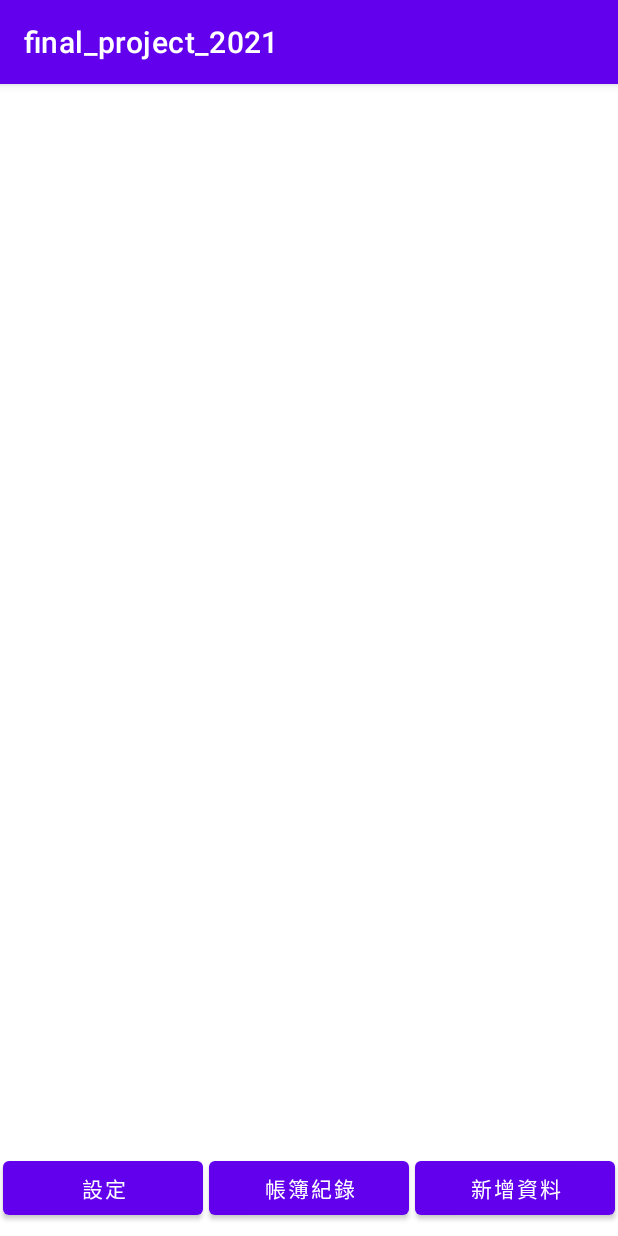
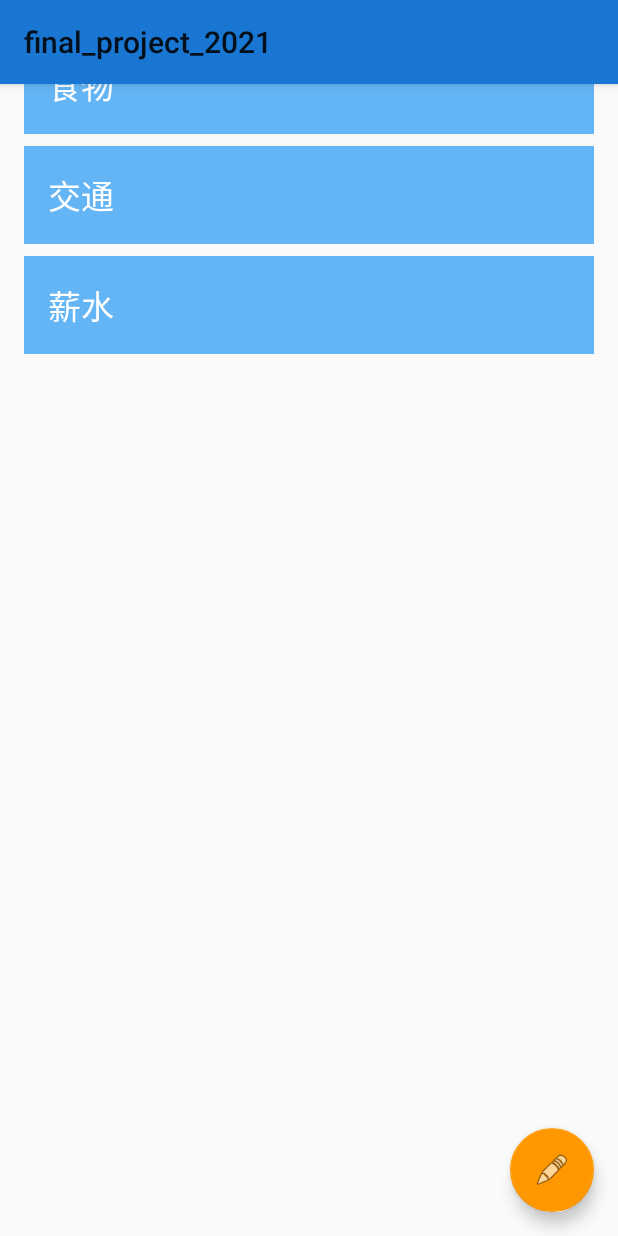
Before and after one commit to IBOTIAndy/109_2Android_final, an Android app: the screen it shows after launch (MainActivity), on a phone screen of 412 x 824 dp. Run offline under Robolectric (Android 15) with nearby library versions, the light colour scheme and no system bars; our stand-ins replace Room's generated code.

Commit message:
Can work now.

```diff
--- a/app/src/main/java/com/bot/final_project_2021/Database/Money.java
+++ b/app/src/main/java/com/bot/final_project_2021/Database/Money.java
@@ -1,8 +1,8 @@
 package com.bot.final_project_2021.Database;
 
-import android.arch.persistence.room.ColumnInfo;
-import android.arch.persistence.room.Entity;
-import android.arch.persistence.room.PrimaryKey;
+import androidx.room.ColumnInfo;
+import androidx.room.Entity;
+import androidx.room.PrimaryKey;
 
 import androidx.annotation.NonNull;
 
--- a/app/src/main/java/com/bot/final_project_2021/Database/MoneyListAdapter.java
+++ b/app/src/main/java/com/bot/final_project_2021/Database/MoneyListAdapter.java
@@ -25,7 +25,7 @@ public class MoneyListAdapter extends RecyclerView.Adapter<MoneyListAdapter.Mone
     private final LayoutInflater mInflater;
     private List<Money> mMoneys;
 
-    MoneyListAdapter(Context context){ mInflater = LayoutInflater.from(context); }
+    public MoneyListAdapter(Context context){ mInflater = LayoutInflater.from(context); }
 
     @Override
     public MoneyViewHolder onCreateViewHolder(ViewGroup parent, int viewType){
@@ -33,12 +33,12 @@ public class MoneyListAdapter extends RecyclerView.Adapter<MoneyListAdapter.Mone
         return new MoneyViewHolder(itemView);
     }
 
-    @Override public void onBindViewHolder(MoneyViewHolder holder, int position){
+    @Override public void onBindViewHolder(MoneyViewHolder holder, int position){   //設定recyclerview item
         Money current = mMoneys.get(position);
-        holder.moneyItemView.setText(current.getMoney());
+        holder.moneyItemView.setText(current.getTag());
     }
 
-    void setMoneys(List<Money> moneys){
+    public void setMoneys(List<Money> moneys){
         mMoneys = moneys;
         notifyDataSetChanged();
     }
--- a/app/src/main/java/com/bot/final_project_2021/Database/MoneyRoomDatabase.java
+++ b/app/src/main/java/com/bot/final_project_2021/Database/MoneyRoomDatabase.java
@@ -1,9 +1,9 @@
 package com.bot.final_project_2021.Database;
 
-import android.arch.persistence.db.SupportSQLiteDatabase;
-import android.arch.persistence.room.Database;
-import android.arch.persistence.room.Room;
-import android.arch.persistence.room.RoomDatabase;
+import androidx.sqlite.db.SupportSQLiteDatabase;
+import androidx.room.Database;
+import androidx.room.Room;
+import androidx.room.RoomDatabase;
 import android.content.Context;
 import android.os.AsyncTask;
 
@@ -56,7 +56,7 @@ public abstract class MoneyRoomDatabase extends RoomDatabase {
         protected Void doInBackground(final Void... params){
             mDao.deleteAll();
 
-            for(i=0; i<= mYear.length - 1; i++){
+            for(i=0; i<= mTag.length - 1; i++){
                 Money money = new Money(mYear[i], mMonth[i], mDay[i], mTag[i], mMoney[i], mType[i], mText[i]);
                 mDao.insert(money);
             }
--- a/app/src/main/java/com/bot/final_project_2021/Database/MoneyViewModel.java
+++ b/app/src/main/java/com/bot/final_project_2021/Database/MoneyViewModel.java
@@ -17,7 +17,7 @@ public class MoneyViewModel extends AndroidViewModel {
         mAllMoneys = mRepository.getAllMoneys();
     }
 
-    LiveData<List<Money>> getAllMoneys() { return mAllMoneys; }
+    public LiveData<List<Money>> getAllMoneys() { return mAllMoneys; }
 
     public void insert(Money money) { mRepository.insert(money); }
 }
--- a/app/src/main/java/com/bot/final_project_2021/MainActivity.java
+++ b/app/src/main/java/com/bot/final_project_2021/MainActivity.java
@@ -1,25 +1,85 @@
 package com.bot.final_project_2021;
 
+import androidx.annotation.NonNull;
 import androidx.appcompat.app.AppCompatActivity;
+import androidx.appcompat.widget.Toolbar;
+import androidx.lifecycle.Observer;
+import androidx.lifecycle.ViewModelProvider;
+import androidx.lifecycle.ViewModelProviders;
+import androidx.recyclerview.widget.LinearLayoutManager;
+import androidx.recyclerview.widget.RecyclerView;
 
 import android.content.Intent;
 import android.os.Bundle;
+import android.view.Menu;
+import android.view.MenuItem;
 import android.view.View;
 import android.widget.Toast;
 
+import com.bot.final_project_2021.Database.*;
+import com.google.android.material.floatingactionbutton.FloatingActionButton;
+
+import java.util.List;
+
+
 public class MainActivity extends AppCompatActivity {
+
+    public static final int NEW_MONEY_ACTIVITY_REQUEST_CODE = 1;
+    private MoneyViewModel mMoneyViewModel;
 
     @Override
     protected void onCreate(Bundle savedInstanceState) {
         super.onCreate(savedInstanceState);
         setContentView(R.layout.activity_main);
+
+        Toolbar toolbar = findViewById(R.id.toolbar);
+        toolbar.setTitle(R.string.app_name);
+        toolbar.showContextMenu();
+
+        RecyclerView recyclerView = findViewById(R.id.recyclerview);
+        final MoneyListAdapter adapter = new MoneyListAdapter(this);
+        recyclerView.setAdapter(adapter);
+        recyclerView.setLayoutManager(new LinearLayoutManager(this));
+
+        mMoneyViewModel = ViewModelProviders.of(this).get(MoneyViewModel.class);
+
+        mMoneyViewModel.getAllMoneys().observe(this, new Observer<List<Money>>(){
+            @Override
+            public void onChanged(@NonNull final List<Money> moneys){
+                adapter.setMoneys(moneys);
+            }
+        });
+
+        FloatingActionButton fab = findViewById(R.id.fab);
+        fab.setOnClickListener(new View.OnClickListener() {
+            @Override
+            public void onClick(View v) {
+                Intent intent = new Intent(MainActivity.this, AddIoActivity.class);
+                startActivityForResult(intent, NEW_MONEY_ACTIVITY_REQUEST_CODE);
+            }
+        });
     }
 
-    public void toAddData(View view){
-        Intent intent = new Intent(this, AddIoActivity.class);
-        startActivity(intent);
-        //Toast.makeText(this, "It can go to add data.", Toast.LENGTH_SHORT).show();
+    @Override
+    public boolean onCreateOptionsMenu(Menu menu){
+        getMenuInflater().inflate(R.menu.menu_main, menu);
+        return true;
     }
+
+    @Override
+    public boolean onOptionsItemSelected(MenuItem item){
+        int id = item.getGroupId();
+        if(id == R.id.action_settings){
+            return true;
+        }
+        return super.onOptionsItemSelected(item);
+    }
+
+//    public void toAddData(View view){
+//        Intent intent = new Intent(this, AddIoActivity.class);
+//        startActivity(intent);
+//        //Toast.makeText(this, "It can go to add data.", Toast.LENGTH_SHORT).show();
+//    }
     public void toHistory(View view){
         Toast.makeText(this, "It can go to History.", Toast.LENGTH_SHORT).show();
     }
--- a/app/src/main/res/layout/activity_main.xml
+++ b/app/src/main/res/layout/activity_main.xml
@@ -1,67 +1,37 @@
 <?xml version="1.0" encoding="utf-8"?>
-<androidx.constraintlayout.widget.ConstraintLayout xmlns:android="http://schemas.android.com/apk/res/android"
+<androidx.coordinatorlayout.widget.CoordinatorLayout xmlns:android="http://schemas.android.com/apk/res/android"
+    xmlns:tools="http://schemas.android.com/tools"
     xmlns:app="http://schemas.android.com/apk/res-auto"
-    xmlns:tools="http://schemas.android.com/tools"
     android:layout_width="match_parent"
     android:layout_height="match_parent"
     tools:context=".MainActivity">
 
-    <ScrollView
+    <com.google.android.material.appbar.AppBarLayout
         android:layout_width="match_parent"
         android:layout_height="wrap_content"
-        app:layout_constraintBottom_toTopOf="@+id/button_history"
-        app:layout_constraintTop_toTopOf="parent">
+        style="@style/AppTheme.AppBarOverlay">
 
-        <LinearLayout
+        <androidx.appcompat.widget.Toolbar
+            android:id="@+id/toolbar"
             android:layout_width="match_parent"
-            android:layout_height="wrap_content"
-            android:orientation="vertical">
+            android:layout_height="?attr/actionBarSize"
+            android:background="@color/colorPrimaryDark"
+            style="@style/AppTheme.PopupOverlay">
 
-            <include
-                layout="@layout/content_main"
-                android:layout_width="match_parent"
-                android:layout_height="match_parent" />
-        </LinearLayout>
-    </ScrollView>
+        </androidx.appcompat.widget.Toolbar>
 
-    <Button
-        android:id="@+id/button_settings"
-        android:layout_width="0dp"
+    </com.google.android.material.appbar.AppBarLayout>
+
+    <include layout="@layout/content_main" />
+
+    <com.google.android.material.floatingactionbutton.FloatingActionButton
+        android:id="@+id/fab"
+        android:layout_width="wrap_content"
         android:layout_height="wrap_content"
-        android:layout_marginStart="2dp"
-        android:layout_marginEnd="2dp"
-        android:onClick="toSettings"
-        android:text="@string/button_settings"
-        app:layout_constraintBottom_toBottomOf="@+id/button_history"
-        app:layout_constraintEnd_toStartOf="@+id/button_history"
-        app:layout_constraintHorizontal_bias="0.5"
-        app:layout_constraintStart_toStartOf="parent" />
+        android:layout_gravity="bottom|end"
+        android:layout_margin="16dp"
+        android:contentDescription="@string/button_add"
+        app:srcCompat="@android:drawable/ic_menu_edit" />
 
-    <Button
-        android:id="@+id/button_history"
-        android:layout_width="0dp"
-        android:layout_height="wrap_content"
-        android:layout_marginStart="2dp"
-        android:layout_marginEnd="2dp"
-        android:layout_marginBottom="8dp"
-        android:onClick="toHistory"
-        android:text="@string/button_history"
-        app:layout_constraintBottom_toBottomOf="parent"
-        app:layout_constraintEnd_toStartOf="@+id/button_add"
-        app:layout_constraintHorizontal_bias="0.5"
-        app:layout_constraintStart_toEndOf="@+id/button_settings" />
 
-    <Button
-        android:id="@+id/button_add"
-        android:layout_width="0dp"
-        android:layout_height="wrap_content"
-        android:layout_marginStart="2dp"
-        android:layout_marginEnd="2dp"
-        android:onClick="toAddData"
-        android:text="@string/button_add_data"
-        app:layout_constraintBottom_toBottomOf="@+id/button_history"
-        app:layout_constraintEnd_toEndOf="parent"
-        app:layout_constraintHorizontal_bias="0.5"
-        app:layout_constraintStart_toEndOf="@+id/button_history" />
-
-</androidx.constraintlayout.widget.ConstraintLayout>
+</androidx.coordinatorlayout.widget.CoordinatorLayout>
--- /dev/null
+++ b/app/src/main/res/menu/menu_main.xml
@@ -0,0 +1,15 @@
+<?xml version="1.0" encoding="utf-8"?>
+<menu xmlns:android="http://schemas.android.com/apk/res/android"
+    xmlns:app="http://schemas.android.com/apk/res-auto">
+    <item
+        android:id="@+id/action_detail"
+        android:orderInCategory="100"
+        android:title="@string/item_title_detail"
+        app:showAsAction="never"/>
+    <item
+        android:id="@+id/action_settings"
+        android:orderInCategory="100"
+        android:title="@string/item_title_settings"
+        app:showAsAction="never"/>
+
+</menu>
--- a/app/src/main/res/values/strings.xml
+++ b/app/src/main/res/values/strings.xml
@@ -1,9 +1,15 @@
 <resources>
     <string name="app_name">final_project_2021</string>
+
+    <string name="extra_date">DataDate</string>
+    <string name="extra_tag">DataTag</string>
+    <string name="extra_money">DataMoney</string>
+    <string name="extra_type">DataType</string>
+    <string name="extra_text">DataText</string>
     <!--main-->
     <string name="button_add_data">新增資料</string>
-    <string name="button_history">帳簿紀錄</string>
-    <string name="button_settings">設定</string>
+    <string name="item_title_detail">帳務詳細</string>
+    <string name="item_title_settings">設定</string>
     <string name="income">收入</string>
     <string name="outcome">支出</string>
     <string name="balance">結餘</string>
--- a/gradle.properties
+++ b/gradle.properties
@@ -15,3 +15,4 @@ org.gradle.jvmargs=-Xmx2048m -Dfile.encoding=UTF-8
 # Android operating system, and which are packaged with your app"s APK
 # https://developer.android.com/topic/libraries/support-library/androidx-rn
 android.useAndroidX=true
+android.enableJetifier=true
```
Also changed, not shown: app/build.gradle (+5 -5 lines), app/src/main/AndroidManifest.xml (+4 -7 lines), app/src/main/java/com/bot/final_project_2021/AddIoActivity.java (+51 -0 lines), app/src/main/java/com/bot/final_project_2021/Database/MoneyDao.java (+4 -4 lines), app/src/main/res/layout/activity_add_io.xml (+6 -7 lines), 1 other file.
